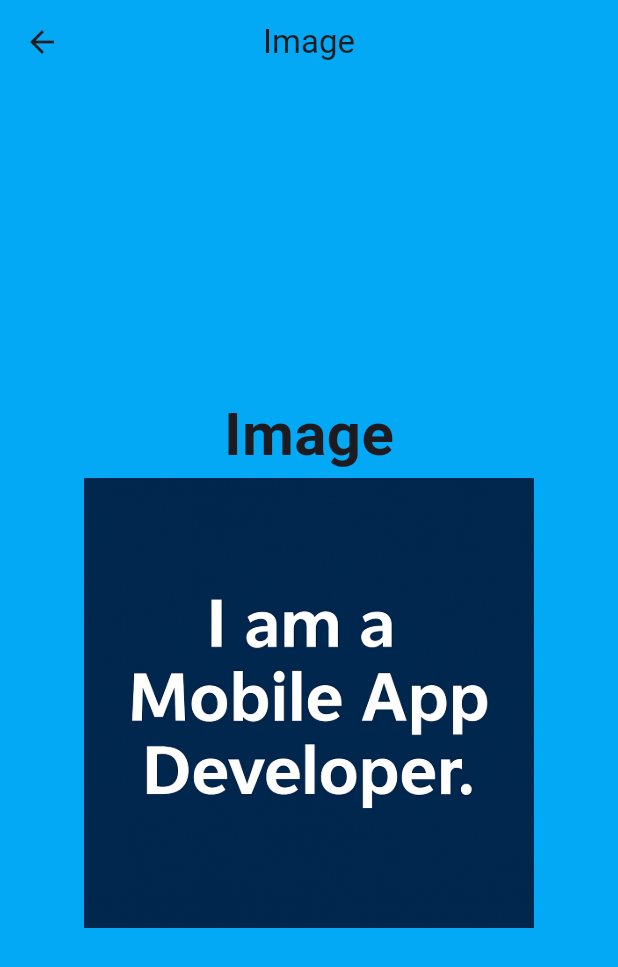
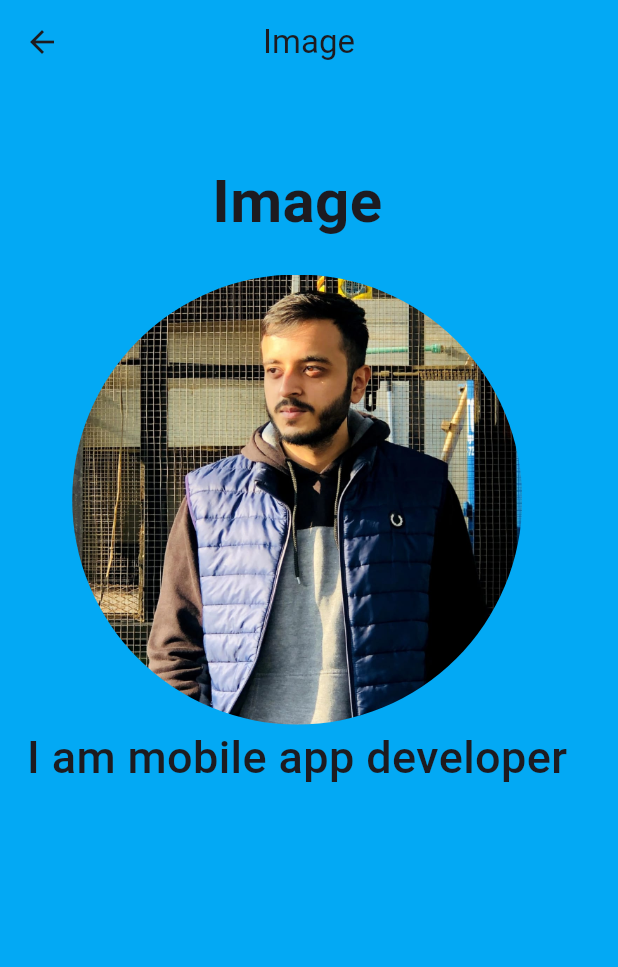
Before and after one commit to zain204/mobile-app-dev-labs, a Flutter app: the Imagescreen screen opened directly, on a phone screen of 412 x 824 dp. Shown: the top 967 px of the screen. Run offline on Flutter 3.47's test engine with Material 3 defaults, Android fonts, the phone set to English and light mode, and no system bars.

Commit message:
assignment 2 mad lab

```diff
--- a/lib/assignment2/imagescreen.dart
+++ b/lib/assignment2/imagescreen.dart
@@ -12,20 +12,25 @@ class Imagescreen extends StatelessWidget {
         title: Text("Image"),
         centerTitle: true,
       ),
-      body: Center(
+      body: Padding(
+        padding: const EdgeInsets.only(top: 50,left: 18),
         child: Column(
-          mainAxisAlignment: MainAxisAlignment.center,
+          crossAxisAlignment: CrossAxisAlignment.center,
           children: [
             Text("Image",style: TextStyle(fontSize: 40,fontWeight: FontWeight.bold),),
-            Container(
-              height: 300,
-              width: 300,
+            Padding(
+              padding: const EdgeInsets.only(top: 20),
+              child: Container(
+                height: 300,
+                width: 300,
 
-              decoration: BoxDecoration(
-
-                image: DecorationImage(image: AssetImage("assets/images/appdev.png"),fit: BoxFit.cover)
+                decoration: BoxDecoration(
+                  borderRadius: BorderRadius.circular(200),
+                  image: DecorationImage(image: AssetImage("assets/images/my.jpg"),fit: BoxFit.cover)
+                ),
               ),
             ),
+            Text("I am mobile app developer",style: TextStyle(fontSize: 30,fontWeight: FontWeight.w500),textAlign: TextAlign.center,)
           ],
         ),
       ),
```
